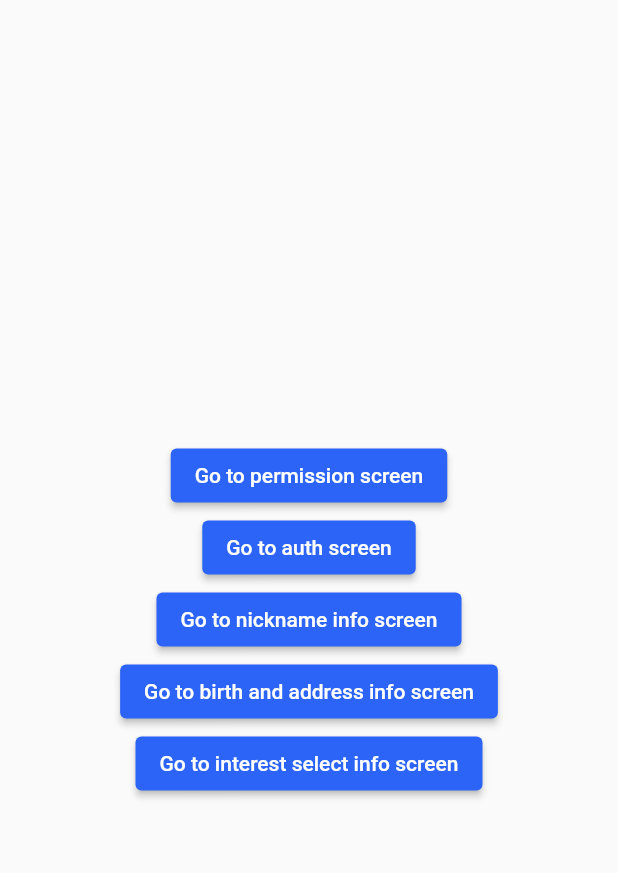
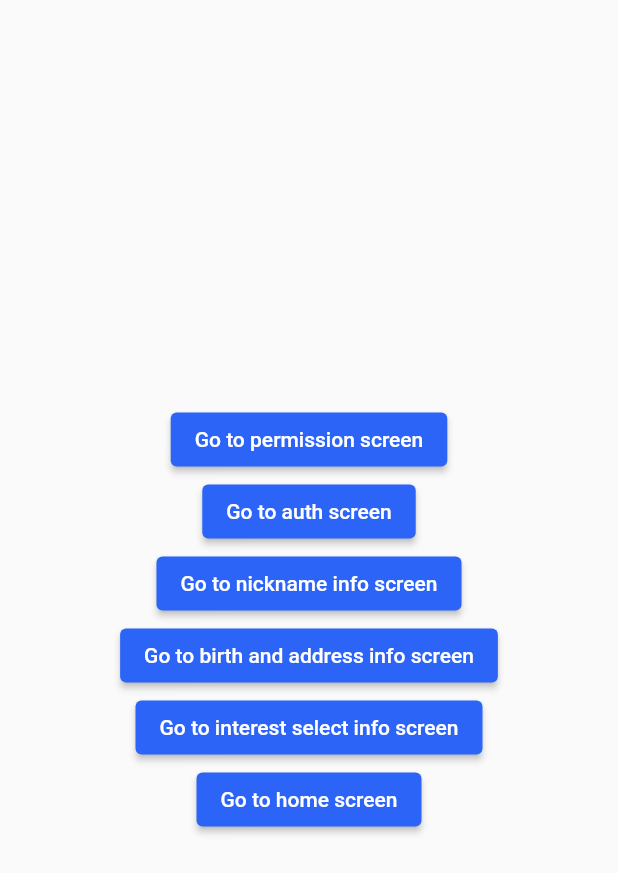
Before and after one commit to Nolajyo-Team-Project/nolajyo_project_front, a Flutter app: the screen it shows after launch, on a phone screen of 412 x 824 dp. Shown: the top 873 px of the screen. Run offline on Flutter 3.47's test engine with Material 2 defaults, Android fonts, the phone set to English and light mode, and no system bars; our stand-ins replace flutter_form_builder, flutter_screenutil, fluttertoast, form_builder_validators, get.

Commit message:
add home screen concern list

```diff
--- a/lib/data/local_datasource.dart
+++ b/lib/data/local_datasource.dart
@@ -30,3 +30,14 @@ List<Concern> concernList = [
   Concern(name: "독서", image: "assets/img/concern_icons/concern_icon_7.png"),
   Concern(name: "문화생활", image: "assets/img/concern_icons/concern_icon_8.png"),
 ];
+
+List<Concern> homeConcernList = [
+  Concern(name: "제태크", image: 'assets/img/home_assets/con_icon_1.png'),
+  Concern(name: "운동", image: "assets/img/home_assets/con_icon_2.png"),
+  Concern(name: "반려동물", image: "assets/img/home_assets/con_icon_3.png"),
+  Concern(name: "스터디", image: "assets/img/home_assets/con_icon_4.png"),
+  Concern(name: "육아", image: "assets/img/home_assets/con_icon_5.png"),
+  Concern(name: "창작", image: "assets/img/home_assets/con_icon_6.png"),
+  Concern(name: "독서", image: "assets/img/home_assets/con_icon_7.png"),
+  Concern(name: "문화생활", image: "assets/img/home_assets/con_icon_8.png"),
+];
--- a/lib/main.dart
+++ b/lib/main.dart
@@ -4,6 +4,7 @@ import 'package:flutter_screenutil/flutter_screenutil.dart';
 import 'package:nolajyo_project/res/components/base_screen.dart';
 import 'package:nolajyo_project/utils/utils.dart';
 import 'package:nolajyo_project/view/authentication/authentication_screen.dart';
+import 'package:nolajyo_project/view/home/home_screen.dart';
 import 'package:nolajyo_project/view/information/birth_and_address/birth_and_address_screen.dart';
 import 'package:nolajyo_project/view/information/interest_info/interest_select_screen.dart';
 import 'package:nolajyo_project/view/information/nickname/nickname_info_screen.dart';
@@ -52,6 +53,10 @@ class MyApp extends StatelessWidget {
             GetPage(
               name: '/interestInfo',
               page: () => const InterestSelectScreen(),
+            ),
+            GetPage(
+              name: '/home',
+              page: () => const HomeScreen(),
             ),
           ],
           title: '노라죠',
@@ -102,6 +107,10 @@ class TempHomeScreen extends StatelessWidget {
                 onPressed: () => Get.toNamed('/interestInfo'),
                 child: const Text("Go to interest select info screen"),
               ),
+              ElevatedButton(
+                onPressed: () => Get.toNamed('/home'),
+                child: const Text("Go to home screen"),
+              ),
             ],
           ),
         ),
--- a/lib/res/components/base_screen.dart
+++ b/lib/res/components/base_screen.dart
@@ -12,7 +12,7 @@ class BaseScreen extends StatelessWidget {
       body: SafeArea(
         child: Padding(
           padding: const EdgeInsets.fromLTRB(30, 32, 30, 30),
-          child: child!,
+          child: child,
         ),
       ),
       floatingActionButton: floatingActionButton,
```
Also changed, not shown: lib/view/home/home_screen.dart (added, +57 -0 lines).
